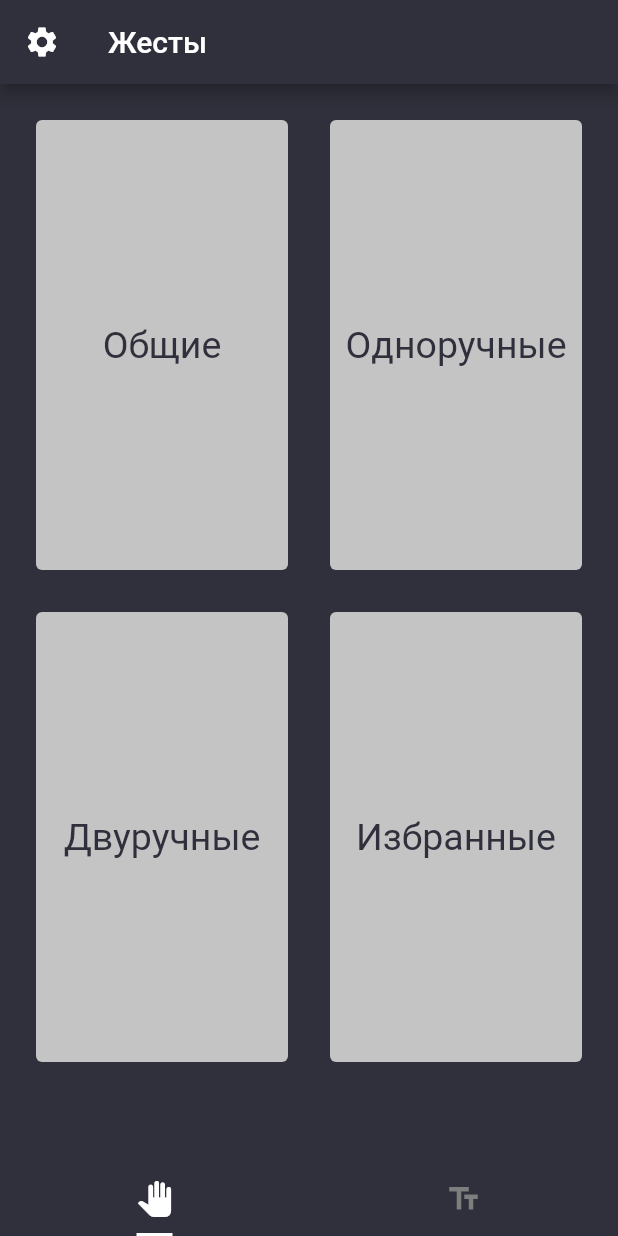
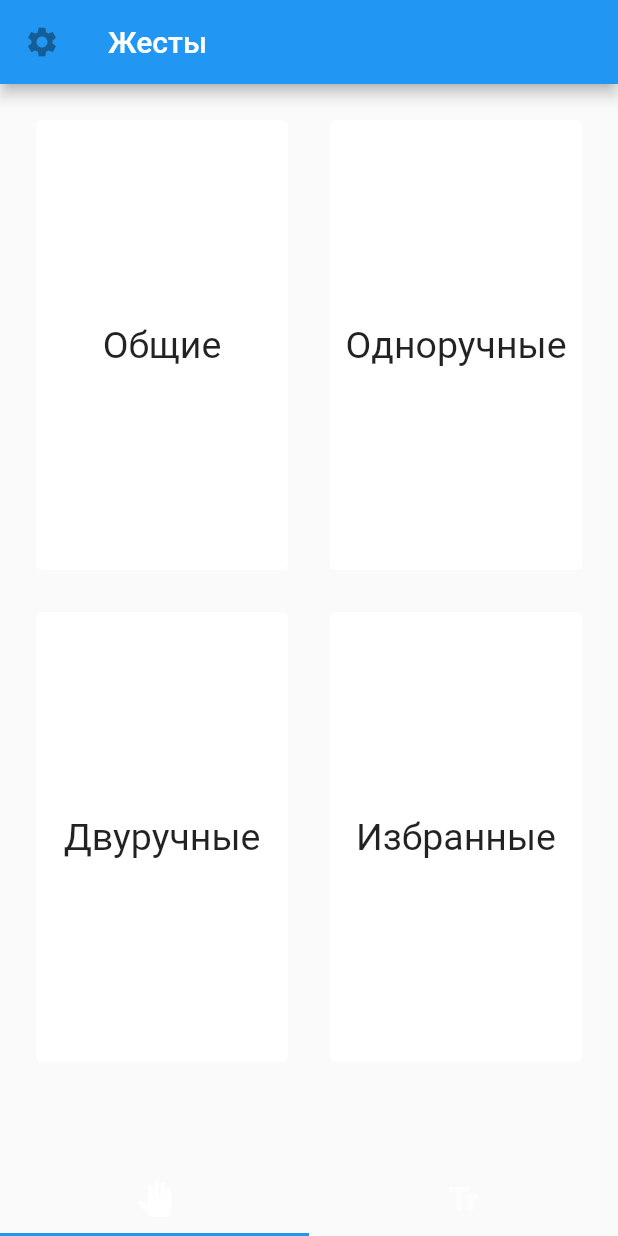
Before and after one commit to kolaqsq/RobotArm, a Flutter app: the screen it shows after launch, on a phone screen of 412 x 824 dp. Run offline on Flutter 3.47's test engine with Material 2 defaults, Android fonts, the phone set to English and light mode, and no system bars.

Commit message:
Main code separated to some files

```diff
--- a/lib/gestures.dart
+++ b/lib/gestures.dart
@@ -1,4 +1,5 @@
 import 'package:flutter/material.dart';
+
 import 'main.dart';
 
 class GesturesMain extends StatelessWidget {
@@ -14,7 +15,7 @@ class GesturesMain extends StatelessWidget {
           leading: IconButton(
               icon: Icon(
                 Icons.settings,
-                color: TextColor,
+//                color: TextColor,
               ),
               onPressed: null),
         ),
@@ -49,10 +50,10 @@ class GesturesMainCard extends StatelessWidget {
   Widget build(BuildContext context) {
     // TODO: implement build
     return new Card(
-      color: SecondaryColor,
+//      color: SecondaryColor,
       elevation: 0.0,
       child: new InkWell(
-        splashColor: AccentColor,
+//        splashColor: AccentColor,
         onTap: () {
           Navigator.push(
               context,
@@ -66,7 +67,7 @@ class GesturesMainCard extends StatelessWidget {
                 child: Center(
                     child: new Text(
               _cardName,
-              style: TextStyle(color: PrimaryColor, fontSize: 25),
+              style: TextStyle(fontSize: 25),
             ))),
           ],
         ),
@@ -91,7 +92,7 @@ class GesturesCategory extends StatelessWidget {
         leading: IconButton(
           icon: Icon(
             Icons.arrow_back,
-            color: TextColor,
+//            color: TextColor,
           ),
           onPressed: () {
             Navigator.pop(context);
@@ -122,10 +123,10 @@ class GesturesCategoryCard extends StatelessWidget {
   Widget build(BuildContext context) {
     // TODO: implement build
     return new Card(
-      color: SecondaryColor,
+//      color: SecondaryColor,
       elevation: 0.0,
       child: new InkWell(
-        splashColor: AccentColor,
+//        splashColor: AccentColor,
         onTap: () {
           Scaffold.of(context).showSnackBar(new SnackBar(
             content: Text('Показывается жест $_index'),
@@ -137,7 +138,7 @@ class GesturesCategoryCard extends StatelessWidget {
                 child: Center(
                     child: new Text(
               '$_cardName $_index',
-              style: TextStyle(color: PrimaryColor, fontSize: 20),
+              style: TextStyle(fontSize: 20),
             ))),
           ],
         ),
--- /dev/null
+++ b/lib/letters.dart
@@ -0,0 +1,17 @@
+import 'package:flutter/material.dart';
+
+import 'main.dart';
+
+class LettersMain extends StatelessWidget {
+  LettersMain();
+
+  @override
+  Widget build(BuildContext context) {
+    // TODO: implement build
+    return new Scaffold(
+      appBar: new AppBar(
+        title: new Text('Буквы'),
+      ),
+    );
+  }
+}
--- a/lib/main.dart
+++ b/lib/main.dart
@@ -1,102 +1,24 @@
 import 'package:flutter/material.dart';
-import 'gestures.dart';
 
-class BottomTabBar extends StatefulWidget {
-  const BottomTabBar({Key key}) : super(key: key);
+import 'navigation.dart';
+import 'themes.dart';
 
-  @override
-  State<StatefulWidget> createState() => _BottomTabBarState();
-}
-
-class _BottomTabBarState extends State<BottomTabBar>
-    with SingleTickerProviderStateMixin {
-  TabController _tabController;
-
-  static final _kTabPages = <Widget>[
-    new GesturesMain(),
-    new LettersMain(),
-  ];
-  static const _kTabs = <Tab>[
-    Tab(
-      icon: Icon(
-        Icons.pan_tool,
-      ),
-    ),
-    Tab(
-      icon: Icon(
-        Icons.text_fields,
-      ),
-    ),
-  ];
-
-  @override
-  void initState() {
-    super.initState();
-    _tabController = TabController(
-      length: _kTabPages.length,
-      vsync: this,
-    );
-  }
-
-  @override
-  void dispose() {
-    _tabController.dispose();
-    super.dispose();
-  }
-
-  @override
-  Widget build(BuildContext context) {
-    return Scaffold(
-      appBar: null,
-      body: TabBarView(
-        children: _kTabPages,
-        controller: _tabController,
-      ),
-      bottomNavigationBar: Material(
-        color: PrimaryColor,
-        child: TabBar(
-          tabs: _kTabs,
-          controller: _tabController,
-        ),
-      ),
-    );
-  }
-}
-
-class LettersMain extends StatelessWidget {
-  LettersMain();
-
+class RoAr extends StatelessWidget {
   @override
   Widget build(BuildContext context) {
     // TODO: implement build
-    return new Scaffold(
-      appBar: new AppBar(
-        title: new Text('Буквы'),
-        backgroundColor: PrimaryColor,
-      ),
-      backgroundColor: PrimaryColor,
+    return MaterialApp(
+      debugShowCheckedModeBanner: false,
+      home: new NavigationScreen(),
+      theme: ThemeData.light(),
+      darkTheme: themeDarkMain,
     );
   }
 }
 
 const PrimaryColor = Color(0xFF2F303B);
-const SecondaryColor = Color(0xFFC4C4C4);
+const AccentColor = Color(0xFFC4C4C4);
 const TextColor = Color(0xFFFFFFFF);
-const AccentColor = Color(0xFF7E7E7E);
+const SecondaryColor = Color(0xFF7E7E7E);
 
-void main() => runApp(new MaterialApp(
-      debugShowCheckedModeBanner: false,
-      home: new BottomTabBar(),
-      theme: new ThemeData(
-        accentColor: TextColor,
-        backgroundColor: PrimaryColor,
-        appBarTheme: new AppBarTheme(color: PrimaryColor),
-        scaffoldBackgroundColor: PrimaryColor,
-        applyElevationOverlayColor: false,
-        tabBarTheme: new TabBarTheme(
-          labelColor: TextColor,
-          unselectedLabelColor: AccentColor,
-          indicatorSize: TabBarIndicatorSize.label,
-        ),
-      ),
-    ));
+void main() => runApp(RoAr());
--- /dev/null
+++ b/lib/navigation.dart
@@ -0,0 +1,63 @@
+import 'package:flutter/material.dart';
+
+import 'gestures.dart';
+import 'letters.dart';
+import 'main.dart';
+
+class NavigationScreen extends StatefulWidget {
+  const NavigationScreen({Key key}) : super(key: key);
+
+  @override
+  State<StatefulWidget> createState() => _NavigationScreenState();
+}
+
+class _NavigationScreenState extends State<NavigationScreen>
+    with SingleTickerProviderStateMixin {
+  TabController _tabController;
+
+  @override
+  void initState() {
+    super.initState();
+    _tabController = TabController(
+      length: 2,
+      vsync: this,
+    );
+  }
+
+  @override
+  void dispose() {
+    _tabController.dispose();
+    super.dispose();
+  }
+
+  @override
+  Widget build(BuildContext context) {
+    return Scaffold(
+      appBar: null,
+      body: TabBarView(
+        children: <Widget>[
+          new GesturesMain(),
+          new LettersMain(),
+        ],
+        controller: _tabController,
+      ),
+      bottomNavigationBar: Material(
+        child: TabBar(
+          tabs: <Tab>[
+            Tab(
+              icon: Icon(
+                Icons.pan_tool,
+              ),
+            ),
+            Tab(
+              icon: Icon(
+                Icons.text_fields,
+              ),
+            ),
+          ],
+          controller: _tabController,
+        ),
+      ),
+    );
+  }
+}
--- /dev/null
+++ b/lib/themes.dart
@@ -0,0 +1,61 @@
+import 'package:flutter/material.dart';
+import 'main.dart';
+
+var themeDarkMain = ThemeData(
+    brightness: Brightness.dark,
+    primaryColor: PrimaryColor,
+    primaryColorBrightness: Brightness.dark,
+    primaryColorLight: SecondaryColor,
+    accentColor: AccentColor,
+    accentColorBrightness: Brightness.light,
+    scaffoldBackgroundColor: PrimaryColor,
+    bottomAppBarColor: PrimaryColor,
+    cardColor: AccentColor,
+    dividerColor: AccentColor,
+    focusColor: AccentColor,
+    highlightColor: SecondaryColor,
+    splashColor: AccentColor,
+    buttonColor: AccentColor,
+    secondaryHeaderColor: null,
+    textSelectionColor: null,
+    cursorColor: null,
+    textSelectionHandleColor: null,
+    backgroundColor: null,
+    dialogBackgroundColor: null,
+    indicatorColor: null,
+    hintColor: null,
+    errorColor: null,
+    toggleableActiveColor: null,
+    fontFamily: null,
+    textTheme: null,
+    primaryTextTheme: null,
+    accentTextTheme: null,
+    inputDecorationTheme: null,
+    iconTheme: null,
+    primaryIconTheme: null,
+    accentIconTheme: null,
+    sliderTheme: null,
+    tabBarTheme: null,
+    tooltipTheme: null,
+    cardTheme: null,
+    chipTheme: null,
+    platform: null,
+    materialTapTargetSize: null,
+    applyElevationOverlayColor: null,
+    pageTransitionsTheme: null,
+    appBarTheme: null,
+    bottomAppBarTheme: null,
+    colorScheme: null,
+    dialogTheme: null,
+    floatingActionButtonTheme: null,
+    typography: null,
+    cupertinoOverrideTheme: null,
+    snackBarTheme: null,
+    bottomSheetTheme: null,
+    popupMenuTheme: null,
+    bannerTheme: null,
+    dividerTheme: null,
+    buttonBarTheme: null,
+);
+
+var themeLightMain = ThemeData();
```
